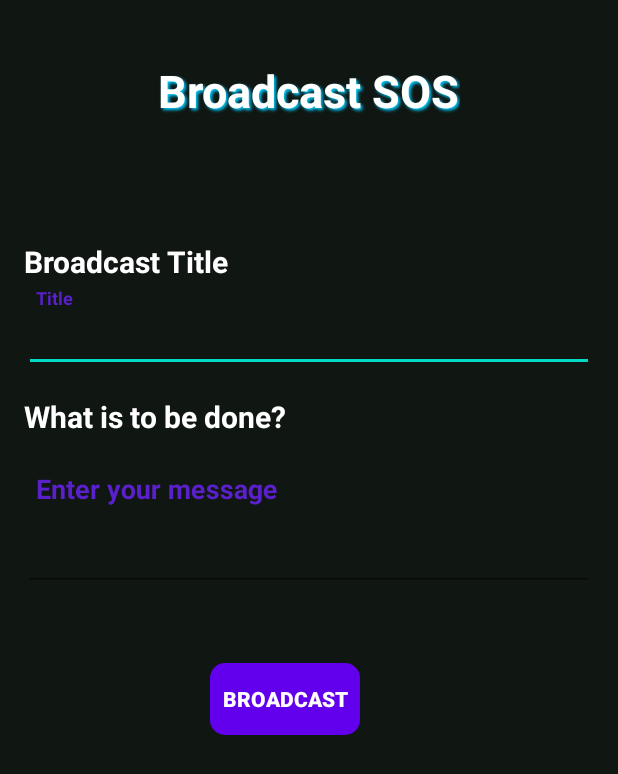
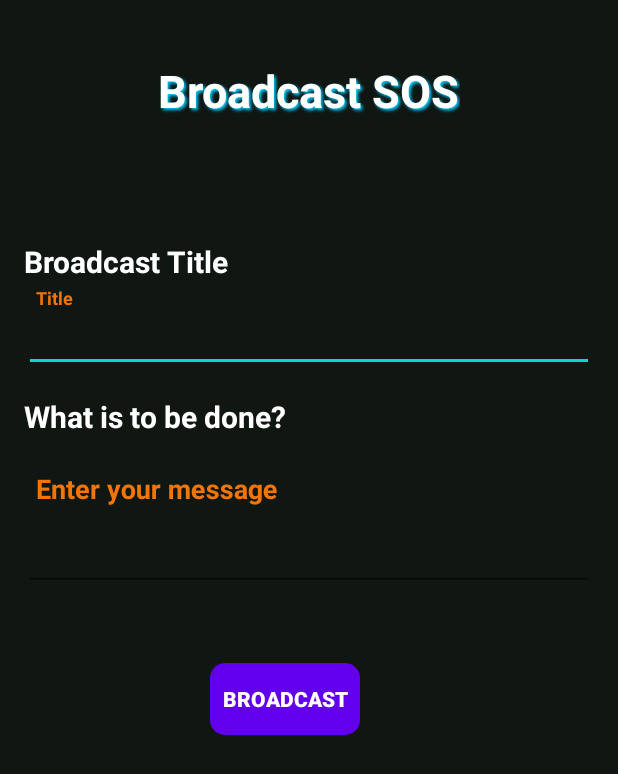
Before and after one commit to utsav-07/CovidSetu, an Android app: the Broadcast screen opened directly, with no data from a screen before it, on a phone screen of 412 x 824 dp. Shown: the top 774 px of the screen. Run offline under Robolectric (Android 15) with nearby library versions, the phone set to English and light mode, and no system bars; 1 statement that could not run was skipped.

Commit message:
somechange in color

```diff
--- a/app/src/main/java/com/example/register_login/LoginAndRegister/Register.java
+++ b/app/src/main/java/com/example/register_login/LoginAndRegister/Register.java
@@ -59,7 +59,7 @@ public class    Register extends AppCompatActivity {
     public void save(View view){
        // spinner.setVisibility(View.VISIBLE);
         //session.clerData();
-        Toast.makeText(getApplicationContext(), "click", Toast.LENGTH_SHORT).show();
+      //  Toast.makeText(getApplicationContext(), "click", Toast.LENGTH_SHORT).show();
         name = etName.getText().toString().trim();
         email = etEmail.getText().toString().trim();
         password = etPassword.getText().toString().trim();
--- a/app/src/main/res/layout/activity_broadcast.xml
+++ b/app/src/main/res/layout/activity_broadcast.xml
@@ -40,8 +40,8 @@
         android:layout_width="match_parent"
         android:layout_height="wrap_content"
         android:layout_marginStart="16dp"
-        android:textColorHint="#5A20CB"
-        app:hintTextColor="#5A20CB"
+        android:textColorHint="#F27507"
+        app:hintTextColor="#F27507"
         app:boxStrokeColor="#5A20CB"
         android:layout_marginEnd="16dp"
         android:layout_marginBottom="16dp">
@@ -50,8 +50,9 @@
             android:layout_width="match_parent"
             android:layout_height="wrap_content"
             android:hint="Title"
-            android:textColorHint="@color/colorPrimary"
-            android:textColor="@color/colorPrimary"
+
+            android:textColorHint="#F27507"
+            android:textColor= "#F27507"
             android:paddingStart="8dp"
             android:textStyle="bold"
 
@@ -75,8 +76,8 @@
         android:layout_width="match_parent"
         android:layout_height="wrap_content"
         android:layout_marginStart="16dp"
-        app:hintTextColor="#5A20CB"
-        android:textColorHint="#5A20CB"
+        app:hintTextColor="#F27507"
+        android:textColorHint="#F27507"
         app:boxStrokeColor="#5A20CB"
         android:layout_marginEnd="16dp"
 
@@ -89,10 +90,10 @@
             android:id="@+id/edtxtMsg"
             android:lines="3"
 
-            android:textColorHint="#5A20CB"
+            android:textColorHint="#F27507"
             android:gravity="start"
             android:textStyle="bold"
-            android:textColor="@color/colorPrimary"
+            android:textColor="#F27507"
             android:paddingStart="8dp"
             android:paddingEnd="8dp"
             android:textSize="18sp" />
--- a/app/src/main/res/layout/activity_main3.xml
+++ b/app/src/main/res/layout/activity_main3.xml
@@ -31,7 +31,7 @@
         android:layout_marginStart="16dp"
         android:layout_marginTop="100dp"
         android:layout_marginEnd="40dp"
-
+        android:textColorHint="#F27507"
         android:layout_marginBottom="16dp"
         app:boxStrokeColor="@color/colorWhite"
         app:hintTextColor="@color/colorWhite">
@@ -49,9 +49,8 @@
 
             android:paddingLeft="20dp"
             android:paddingEnd="8dp"
-            android:textColor="@color/colorWhite"
+            android:textColor="#F27507"
             android:textColorHighlight="@color/colorWhite"
-            android:textColorHint="@color/white"
 
             android:textColorLink="@color/colorWhite"
             android:textSize="22sp"
```
Also changed, not shown: app/src/main/res/layout/activity_target.xml (+6 -1 lines).
